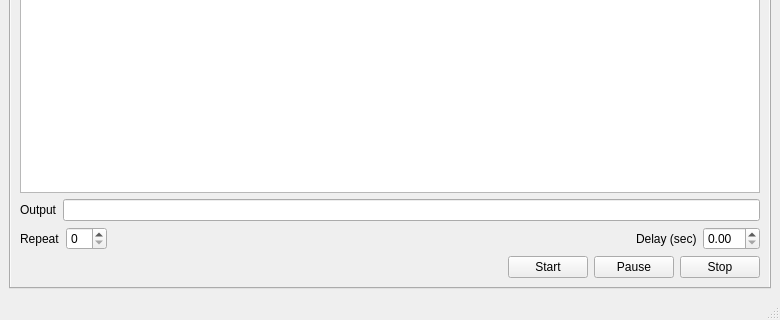
First picture: the form in piccolo2/player/player.ui, repository TeamPiccolo/piccolo2-player, before the edit; both pictures show x 0 to 780 and y 350 to 670 of the 780 by 670 pixel window.
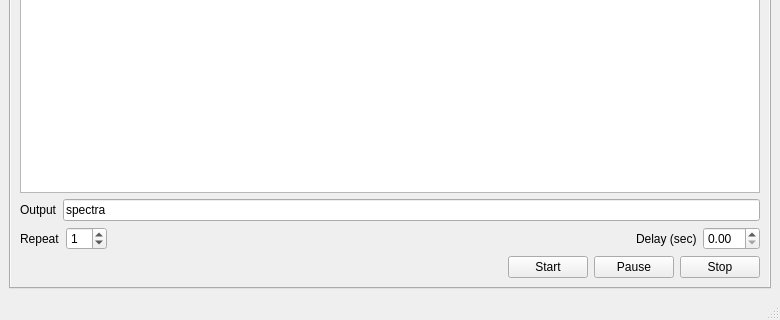
Second picture: the form after the edit.

Commit message: connect record buttons

The edit to the form file:
```diff
--- a/piccolo2/player/player.ui
+++ b/piccolo2/player/player.ui
@@ -52,7 +52,17 @@
            </widget>
           </item>
           <item>
-           <widget class="QLineEdit" name="lineEdit"/>
+           <widget class="QLineEdit" name="outputDir">
+            <property name="toolTip">
+             <string>output directory</string>
+            </property>
+            <property name="statusTip">
+             <string/>
+            </property>
+            <property name="text">
+             <string>spectra</string>
+            </property>
+           </widget>
           </item>
          </layout>
         </item>
@@ -68,7 +78,17 @@
              </widget>
             </item>
             <item>
-             <widget class="QSpinBox" name="spinBox"/>
+             <widget class="QSpinBox" name="repeatMeasurements">
+              <property name="toolTip">
+               <string>number of measurements - 0 for indefinite repeats</string>
+              </property>
+              <property name="statusTip">
+               <string/>
+              </property>
+              <property name="value">
+               <number>1</number>
+              </property>
+             </widget>
             </item>
            </layout>
           </item>
```
Left out of the diff: 35 changed lines with no effect on the pictures. The commit also changes 1 other file.
